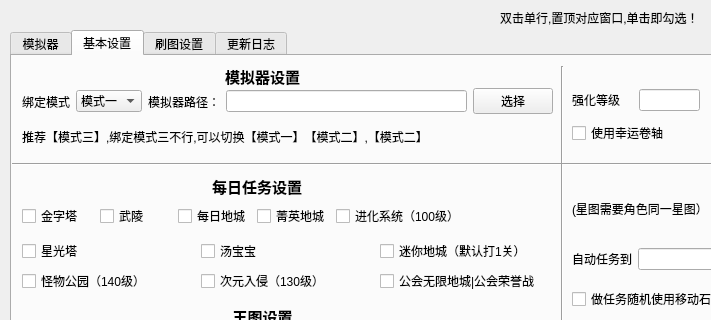
First picture: the form in QtUI/dzmain.ui, repository MrLJan/DzUiAuto, before the edit; both pictures show x 0 to 711 and y 0 to 320 of the 1337 by 785 pixel window.
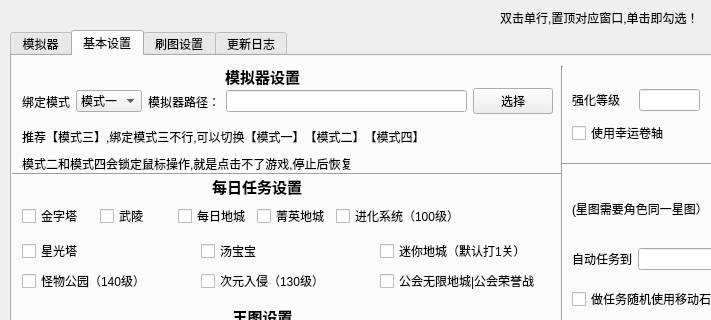
Second picture: the form after the edit. The open tabs and pages were chosen to show the change.

What changed in the file:
```diff
--- a/QtUI/dzmain.ui
+++ b/QtUI/dzmain.ui
@@ -542,7 +542,7 @@
         <property name="geometry">
          <rect>
           <x>0</x>
-          <y>100</y>
+          <y>110</y>
           <width>551</width>
           <height>16</height>
          </rect>
@@ -1138,7 +1138,20 @@
          </rect>
         </property>
         <property name="text">
-         <string>推荐【模式三】,绑定模式三不行,可以切换【模式一】【模式二】,【模式二】</string>
+         <string>推荐【模式三】,绑定模式三不行,可以切换【模式一】【模式二】【模式四】</string>
+        </property>
+       </widget>
+       <widget class="QLabel" name="label_52">
+        <property name="geometry">
+         <rect>
+          <x>10</x>
+          <y>100</y>
+          <width>411</width>
+          <height>16</height>
+         </rect>
+        </property>
+        <property name="text">
+         <string>模式二和模式四会锁定鼠标操作,就是点击不了游戏,停止后恢复</string>
         </property>
        </widget>
       </widget>
```
Left out of the diff: 21 changed lines with no effect on the pictures.
